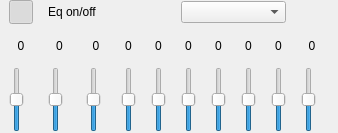
This is trunk/GUI/equalizer/GUI_equalizer.ui in shahid334/sayonara-player as Qt 5 draws it before an edit. The edited form follows.
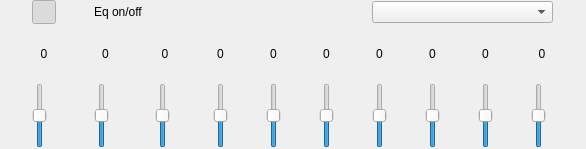
This is the edited form.

Diff of the .ui file:
```diff
--- a/trunk/GUI/equalizer/GUI_equalizer.ui
+++ b/trunk/GUI/equalizer/GUI_equalizer.ui
@@ -6,16 +6,22 @@
    <rect>
     <x>0</x>
     <y>0</y>
-    <width>338</width>
-    <height>133</height>
+    <width>586</width>
+    <height>149</height>
    </rect>
   </property>
   <property name="sizePolicy">
-   <sizepolicy hsizetype="Expanding" vsizetype="Fixed">
+   <sizepolicy hsizetype="MinimumExpanding" vsizetype="Fixed">
     <horstretch>0</horstretch>
     <verstretch>0</verstretch>
    </sizepolicy>
   </property>
+  <property name="minimumSize">
+   <size>
+    <width>319</width>
+    <height>119</height>
+   </size>
+  </property>
   <property name="features">
    <set>QDockWidget::DockWidgetClosable|QDockWidget::DockWidgetVerticalTitleBar</set>
   </property>
@@ -470,7 +476,7 @@
       </property>
      </widget>
     </item>
-    <item row="0" column="5" colspan="4">
+    <item row="0" column="6" colspan="4">
      <widget class="QComboBox" name="combo_presets"/>
     </item>
    </layout>
```
